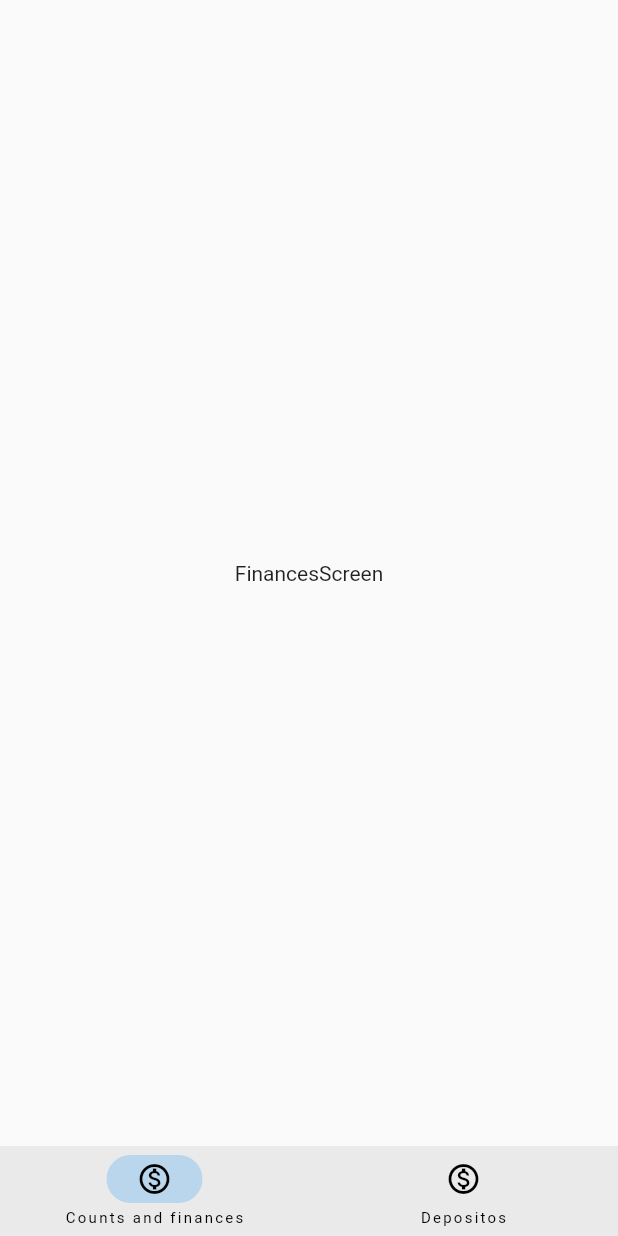
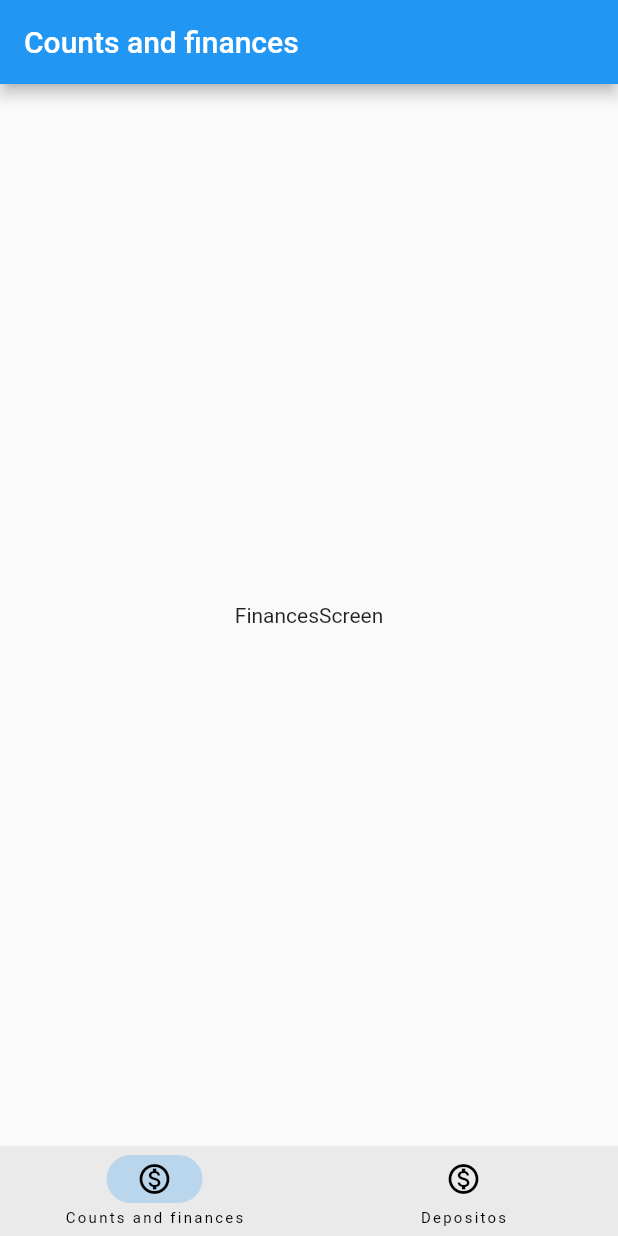
Before and after one commit to najiro8v/ContabilidadPersonal, a Flutter app: the screen it shows after launch, on a phone screen of 412 x 824 dp. Run offline on Flutter 3.47's test engine with Material 2 defaults, Android fonts, the phone set to English and light mode, and no system bars.

Commit message:
added title and appbar

```diff
--- a/lib/routes/app_routes.dart
+++ b/lib/routes/app_routes.dart
@@ -27,8 +27,8 @@ class AppRoutes {
     return appRoutes;
   }
 
-  static Widget getScreen(int index) {
-    return menuOptions[index].screen;
+  static MenuOption getScreen(int index) {
+    return menuOptions[index];
   }
 
   static List<NavigationDestination> getNavigationDestinyties() {
--- a/lib/screens/menu_screen.dart
+++ b/lib/screens/menu_screen.dart
@@ -13,8 +13,9 @@ class _HomeScreenState extends State<HomeScreen> {
   @override
   Widget build(BuildContext context) {
     return Scaffold(
+        appBar: AppBar(title: Text(AppRoutes.getScreen(_index).name)),
         body: Center(
-          child: AppRoutes.getScreen(_index),
+          child: AppRoutes.getScreen(_index).screen,
         ),
         bottomNavigationBar: NavigationBar(
             height: 60,
```
